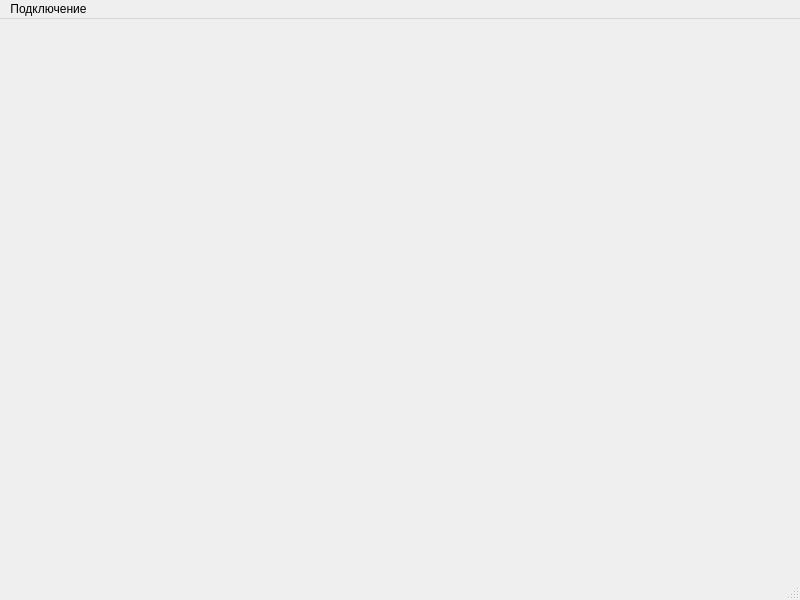
Old version of the form DBMS/mainwindow.ui in the repository Vatulin/DBMS.
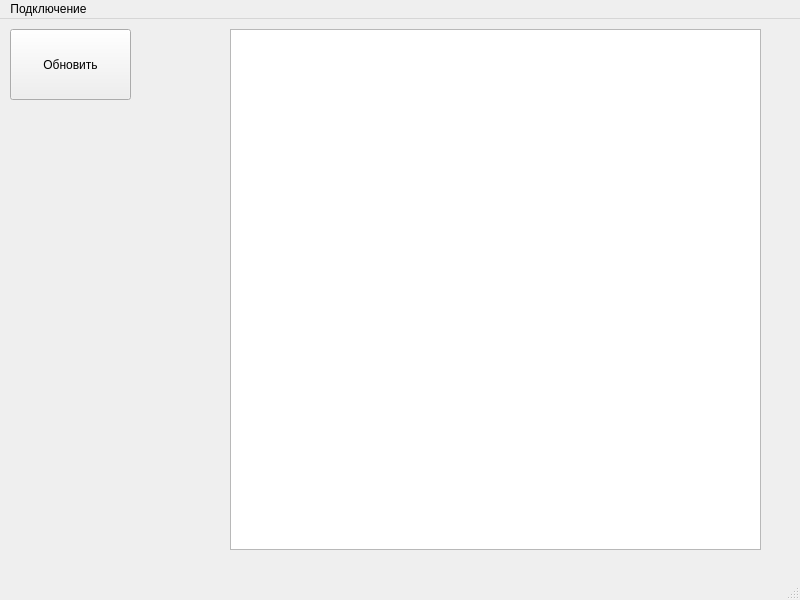
New version of the form.

What changed in the file:
```diff
--- a/DBMS/mainwindow.ui
+++ b/DBMS/mainwindow.ui
@@ -13,7 +13,31 @@
   <property name="windowTitle">
    <string>MainWindow</string>
   </property>
-  <widget class="QWidget" name="centralwidget"/>
+  <widget class="QWidget" name="centralwidget">
+   <widget class="QPushButton" name="reload">
+    <property name="geometry">
+     <rect>
+      <x>10</x>
+      <y>10</y>
+      <width>121</width>
+      <height>71</height>
+     </rect>
+    </property>
+    <property name="text">
+     <string>Обновить</string>
+    </property>
+   </widget>
+   <widget class="QTableView" name="tableView">
+    <property name="geometry">
+     <rect>
+      <x>230</x>
+      <y>10</y>
+      <width>531</width>
+      <height>521</height>
+     </rect>
+    </property>
+   </widget>
+  </widget>
   <widget class="QMenuBar" name="menubar">
    <property name="geometry">
     <rect>
```
